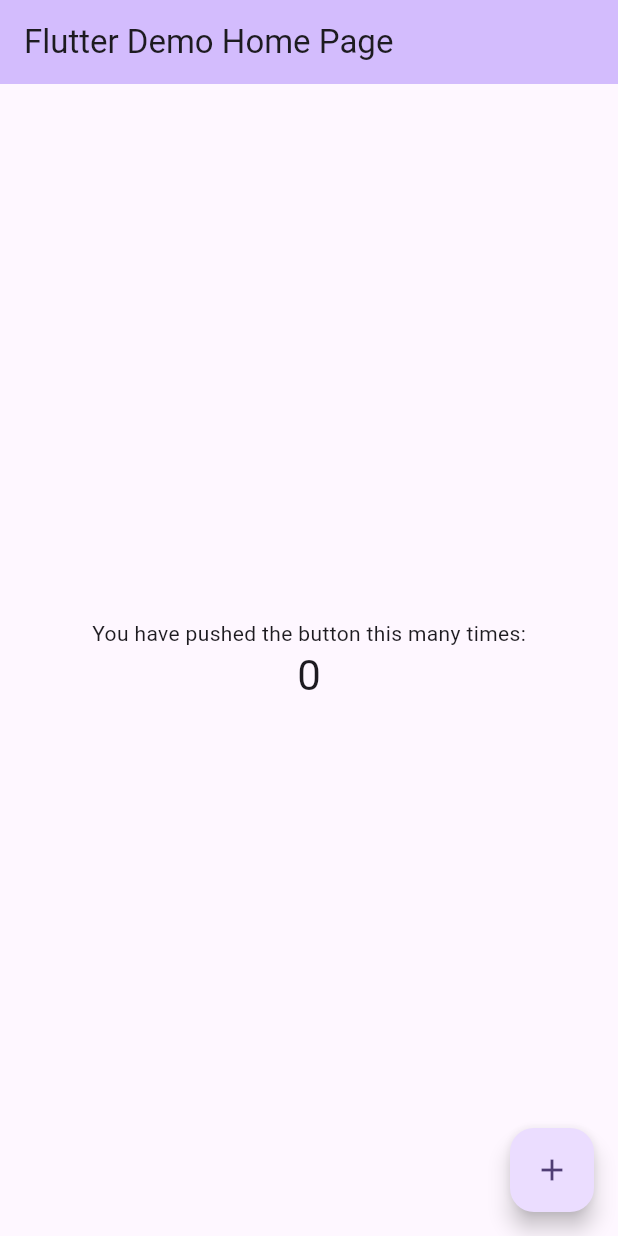
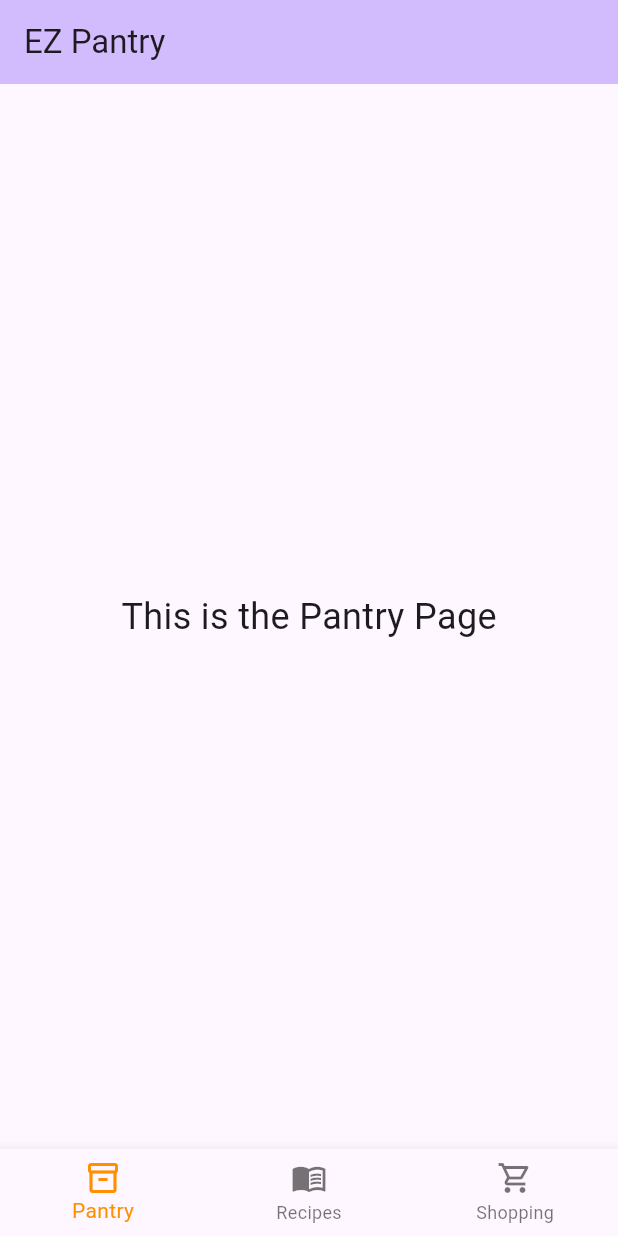
Before and after one commit to wesbyte29/EZ-Pantry, a Flutter app: the screen it shows after launch, on a phone screen of 412 x 824 dp. Run offline on Flutter 3.47's test engine with Material 3 defaults, Android fonts, the phone set to English and light mode, and no system bars.

Commit message:
three new pages

```diff
--- a/lib/main.dart
+++ b/lib/main.dart
@@ -1,4 +1,7 @@
 import 'package:flutter/material.dart';
+import 'pantry_page.dart'; // Import the new pantry page
+import 'recipes_page.dart'; // Import the new recipes page
+import 'shopping_page.dart'; // Import the new shopping page
 
 void main() {
   runApp(const MyApp());
@@ -7,45 +10,21 @@
 class MyApp extends StatelessWidget {
   const MyApp({super.key});
 
-  // This widget is the root of your application.
   @override
   Widget build(BuildContext context) {
     return MaterialApp(
       title: 'Flutter Demo',
       theme: ThemeData(
-        // This is the theme of your application.
-        //
-        // TRY THIS: Try running your application with "flutter run". You'll see
-        // the application has a purple toolbar. Then, without quitting the app,
-        // try changing the seedColor in the colorScheme below to Colors.green
-        // and then invoke "hot reload" (save your changes or press the "hot
-        // reload" button in a Flutter-supported IDE, or press "r" if you used
-        // the command line to start the app).
-        //
-        // Notice that the counter didn't reset back to zero; the application
-        // state is not lost during the reload. To reset the state, use hot
-        // restart instead.
-        //
-        // This works for code too, not just values: Most code changes can be
-        // tested with just a hot reload.
         colorScheme: ColorScheme.fromSeed(seedColor: Colors.deepPurple),
+        useMaterial3: true, // Optional: if you want to use Material 3 features
       ),
-      home: const MyHomePage(title: 'Flutter Demo Home Page'),
+      home: const MyHomePage(title: 'EZ Pantry'),
     );
   }
 }
 
 class MyHomePage extends StatefulWidget {
   const MyHomePage({super.key, required this.title});
-
-  // This widget is the home page of your application. It is stateful, meaning
-  // that it has a State object (defined below) that contains fields that affect
-  // how it looks.
-
-  // This class is the configuration for the state. It holds the values (in this
-  // case the title) provided by the parent (in this case the App widget) and
-  // used by the build method of the State. Fields in a Widget subclass are
-  // always marked "final".
 
   final String title;
 
@@ -54,69 +33,50 @@
 }
 
 class _MyHomePageState extends State<MyHomePage> {
-  int _counter = 0;
+  int _selectedIndex = 0;
 
-  void _incrementCounter() {
+  // Now use your actual page widgets
+  static const List<Widget> _widgetOptions = <Widget>[
+    PantryPage(),
+    RecipesPage(),
+    ShoppingPage(),
+  ];
+
+  void _onItemTapped(int index) {
     setState(() {
-      // This call to setState tells the Flutter framework that something has
-      // changed in this State, which causes it to rerun the build method below
-      // so that the display can reflect the updated values. If we changed
-      // _counter without calling setState(), then the build method would not be
-      // called again, and so nothing would appear to happen.
-      _counter++;
+      _selectedIndex = index;
     });
   }
 
   @override
   Widget build(BuildContext context) {
-    // This method is rerun every time setState is called, for instance as done
-    // by the _incrementCounter method above.
-    //
-    // The Flutter framework has been optimized to make rerunning build methods
-    // fast, so that you can just rebuild anything that needs updating rather
-    // than having to individually change instances of widgets.
     return Scaffold(
       appBar: AppBar(
-        // TRY THIS: Try changing the color here to a specific color (to
-        // Colors.amber, perhaps?) and trigger a hot reload to see the AppBar
-        // change color while the other colors stay the same.
         backgroundColor: Theme.of(context).colorScheme.inversePrimary,
-        // Here we take the value from the MyHomePage object that was created by
-        // the App.build method, and use it to set our appbar title.
         title: Text(widget.title),
       ),
       body: Center(
-        // Center is a layout widget. It takes a single child and positions it
-        // in the middle of the parent.
-        child: Column(
-          // Column is also a layout widget. It takes a list of children and
-          // arranges them vertically. By default, it sizes itself to fit its
-          // children horizontally, and tries to be as tall as its parent.
-          //
-          // Column has various properties to control how it sizes itself and
-          // how it positions its children. Here we use mainAxisAlignment to
-          // center the children vertically; the main axis here is the vertical
-          // axis because Columns are vertical (the cross axis would be
-          // horizontal).
-          //
-          // TRY THIS: Invoke "debug painting" (choose the "Toggle Debug Paint"
-          // action in the IDE, or press "p" in the console), to see the
-          // wireframe for each widget.
-          mainAxisAlignment: MainAxisAlignment.center,
-          children: <Widget>[
-            const Text('You have pushed the button this many times:'),
-            Text(
-              '$_counter',
-              style: Theme.of(context).textTheme.headlineMedium,
-            ),
-          ],
-        ),
+        child: _widgetOptions.elementAt(_selectedIndex),
       ),
-      floatingActionButton: FloatingActionButton(
-        onPressed: _incrementCounter,
-        tooltip: 'Increment',
-        child: const Icon(Icons.add),
-      ), // This trailing comma makes auto-formatting nicer for build methods.
+      bottomNavigationBar: BottomNavigationBar(
+        items: const <BottomNavigationBarItem>[
+          BottomNavigationBarItem(
+            icon: Icon(Icons.inventory_2_outlined),
+            label: 'Pantry',
+          ),
+          BottomNavigationBarItem(
+            icon: Icon(Icons.menu_book_outlined),
+            label: 'Recipes',
+          ),
+          BottomNavigationBarItem(
+            icon: Icon(Icons.shopping_cart_outlined),
+            label: 'Shopping',
+          ),
+        ],
+        currentIndex: _selectedIndex,
+        selectedItemColor: Colors.amber[800],
+        onTap: _onItemTapped,
+      ),
     );
   }
 }
--- /dev/null
+++ b/lib/pantry_page.dart
@@ -0,0 +1,15 @@
+import 'package:flutter/material.dart';
+
+class PantryPage extends StatelessWidget {
+  const PantryPage({super.key});
+
+  @override
+  Widget build(BuildContext context) {
+    return const Center(
+      child: Text(
+        'This is the Pantry Page',
+        style: TextStyle(fontSize: 24),
+      ),
+    );
+  }
+}
```
Also changed, not shown: lib/recipes_page.dart (added, +15 -0 lines), lib/shopping_page.dart (added, +15 -0 lines), 1 other file.
